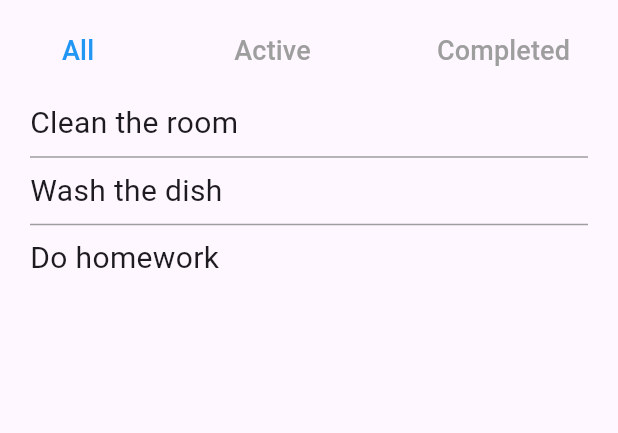
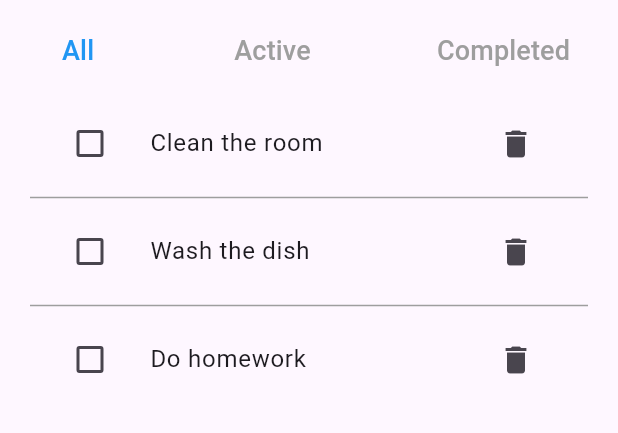
Before and after one commit to heavyfran/todo_riverpod_sync, a Flutter app: the screen it shows after launch, on a phone screen of 412 x 824 dp, the part 305-738 px from its top. Run offline on Flutter 3.47's test engine with Material 2 defaults, Android fonts, the phone set to English and light mode, and no system bars; our stand-ins replace flutter_riverpod, freezed_annotation, riverpod_annotation; generated files the repository leaves out were written again.

Commit message:
TodoItem widget, addTodo, toggleTodo, removeTodo

```diff
--- a/lib/pages/widgets/show_todos.dart
+++ b/lib/pages/widgets/show_todos.dart
@@ -2,6 +2,7 @@ import 'package:flutter/material.dart';
 import 'package:flutter_riverpod/flutter_riverpod.dart';
 
 import '../providers/filtered_todos/filtered_todos_provider.dart';
+import 'todo_item.dart';
 
 class ShowTodos extends ConsumerWidget {
   const ShowTodos({super.key});
@@ -17,10 +18,7 @@ class ShowTodos extends ConsumerWidget {
       },
       itemBuilder: (BuildContext context, int index) {
         final todo = filteredTodos[index];
-        return Text(
-          todo.desc,
-          style: const TextStyle(fontSize: 20),
-        );
+        return TodoItem(todo: todo);
       },
     );
   }
--- /dev/null
+++ b/lib/pages/widgets/todo_item.dart
@@ -0,0 +1,52 @@
+import 'package:flutter/material.dart';
+import 'package:flutter_riverpod/flutter_riverpod.dart';
+
+import '../../models/todo_model.dart';
+import '../providers/todo_list/todo_list_provider.dart';
+
+class TodoItem extends ConsumerWidget {
+  const TodoItem({super.key, required this.todo});
+  final Todo todo;
+
+  @override
+  Widget build(BuildContext context, WidgetRef ref) {
+    return ListTile(
+      leading: Checkbox(
+        value: todo.completed,
+        onChanged: (bool? checked) {
+          ref.read(todoListProvider.notifier).toggleTodo(todo.id);
+        },
+      ),
+      title: Text(todo.desc),
+      trailing: IconButton(
+        onPressed: () async {
+          final removeOrNot = await showDialog(
+            context: context,
+            barrierDismissible: false,
+            builder: (context) {
+              return AlertDialog(
+                title: const Text('Are you sure?'),
+                content: const Text('Do you really want to delete?'),
+                actions: [
+                  TextButton(
+                    onPressed: () => Navigator.of(context).pop(false),
+                    child: const Text('No'),
+                  ),
+                  TextButton(
+                    onPressed: () => Navigator.of(context).pop(true),
+                    child: const Text('Yes'),
+                  ),
+                ],
+              );
+            },
+          );
+
+          if (removeOrNot) {
+            ref.read(todoListProvider.notifier).removeTodo(todo.id);
+          }
+        },
+        icon: const Icon(Icons.delete),
+      ),
+    );
+  }
+}
```
